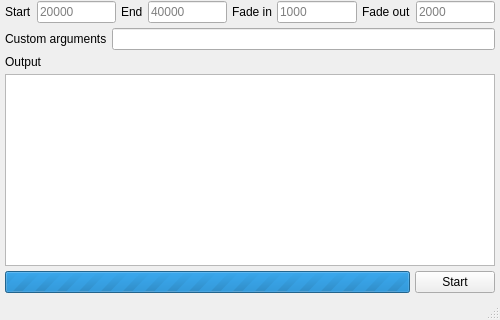
sw2719/bms-preview-generator-gui, file ui/main.ui: the form before one commit; both pictures show x 0 to 500 and y 330 to 650 of the 500 by 650 pixel window.
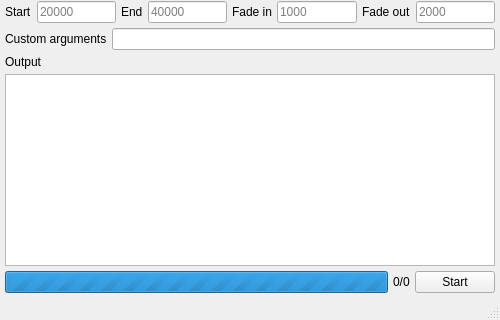
The form after the commit. Custom widgets are drawn as their Qt base class.

Commit message: Run generator process one at a time

```diff
--- a/ui/main.ui
+++ b/ui/main.ui
@@ -290,6 +290,13 @@
         </property>
        </widget>
       </item>
+      <item>
+       <widget class="QLabel" name="progress_label">
+        <property name="text">
+         <string>0/0</string>
+        </property>
+       </widget>
+      </item>
       <item>
        <widget class="QPushButton" name="action_button">
         <property name="text">
```
The commit also changes 2 other files.
